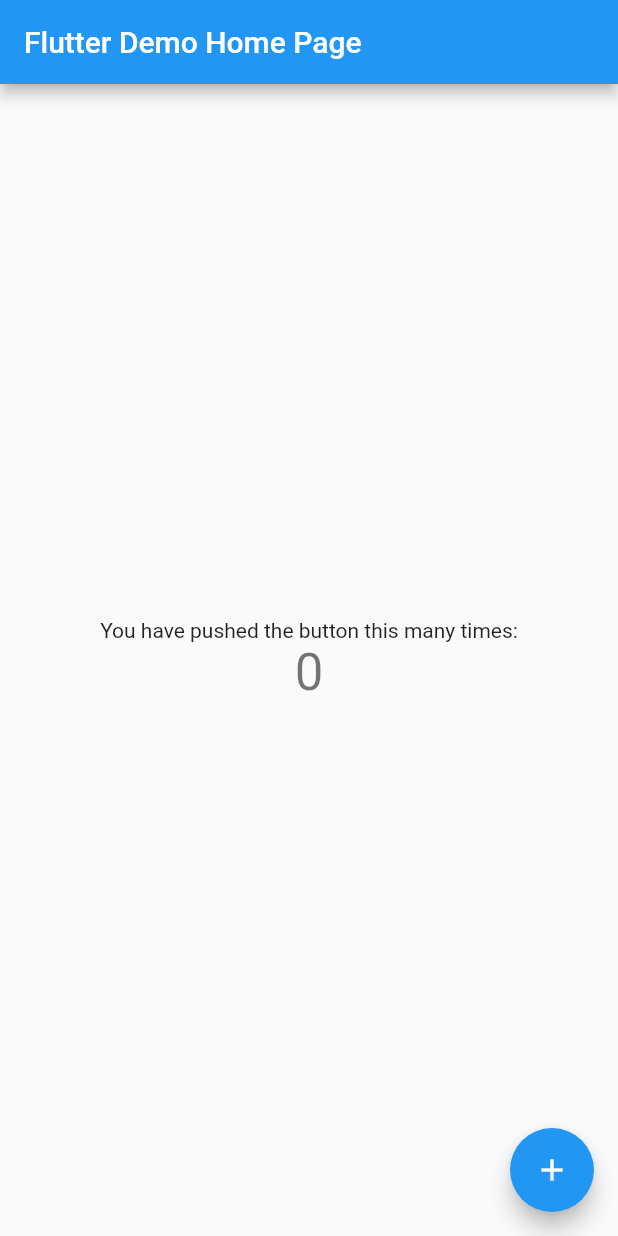
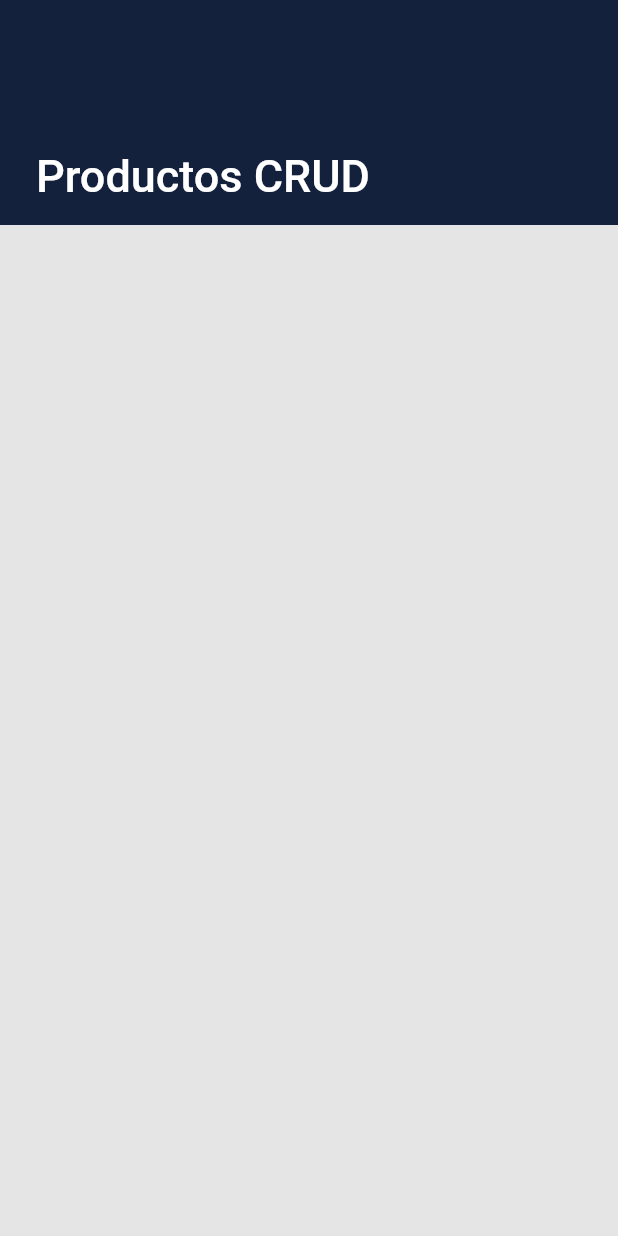
Before and after one commit to ENez7/Products_app, a Flutter app: the screen it shows after launch, on a phone screen of 412 x 824 dp. Run offline on Flutter 3.47's test engine with Material 2 defaults, Android fonts, the phone set to English and light mode, and no system bars.

Commit message:
Added routes, appbar and colors

```diff
--- /dev/null
+++ b/lib/constants/colors.dart
@@ -0,0 +1,5 @@
+import 'package:flutter/material.dart';
+
+class ConstColors {
+  static const Color appBar = Color(0xff14213D);
+}
--- a/lib/main.dart
+++ b/lib/main.dart
@@ -1,4 +1,6 @@
 import 'package:flutter/material.dart';
+
+import 'routes/routes.dart';
 
 void main() {
   runApp(const MyApp());
@@ -7,109 +9,12 @@ void main() {
 class MyApp extends StatelessWidget {
   const MyApp({Key? key}) : super(key: key);
 
-  // This widget is the root of your application.
   @override
   Widget build(BuildContext context) {
     return MaterialApp(
-      title: 'Flutter Demo',
-      theme: ThemeData(
-        // This is the theme of your application.
-        //
-        // Try running your application with "flutter run". You'll see the
-        // application has a blue toolbar. Then, without quitting the app, try
-        // changing the primarySwatch below to Colors.green and then invoke
-        // "hot reload" (press "r" in the console where you ran "flutter run",
-        // or simply save your changes to "hot reload" in a Flutter IDE).
-        // Notice that the counter didn't reset back to zero; the application
-        // is not restarted.
-        primarySwatch: Colors.blue,
-      ),
-      home: const MyHomePage(title: 'Flutter Demo Home Page'),
+      title: 'Productos',
+      initialRoute: '/',
+      routes: Rutas.paginas,
     );
   }
 }
-
-class MyHomePage extends StatefulWidget {
-  const MyHomePage({Key? key, required this.title}) : super(key: key);
-
-  // This widget is the home page of your application. It is stateful, meaning
-  // that it has a State object (defined below) that contains fields that affect
-  // how it looks.
-
-  // This class is the configuration for the state. It holds the values (in this
-  // case the title) provided by the parent (in this case the App widget) and
-  // used by the build method of the State. Fields in a Widget subclass are
-  // always marked "final".
-
-  final String title;
-
-  @override
-  State<MyHomePage> createState() => _MyHomePageState();
-}
-
-class _MyHomePageState extends State<MyHomePage> {
-  int _counter = 0;
-
-  void _incrementCounter() {
-    setState(() {
-      // This call to setState tells the Flutter framework that something has
-      // changed in this State, which causes it to rerun the build method below
-      // so that the display can reflect the updated values. If we changed
-      // _counter without calling setState(), then the build method would not be
-      // called again, and so nothing would appear to happen.
-      _counter++;
-    });
-  }
-
-  @override
-  Widget build(BuildContext context) {
-    // This method is rerun every time setState is called, for instance as done
-    // by the _incrementCounter method above.
-    //
-    // The Flutter framework has been optimized to make rerunning build methods
-    // fast, so that you can just rebuild anything that needs updating rather
-    // than having to individually change instances of widgets.
-    return Scaffold(
-      appBar: AppBar(
-        // Here we take the value from the MyHomePage object that was created by
-        // the App.build method, and use it to set our appbar title.
-        title: Text(widget.title),
-      ),
-      body: Center(
-        // Center is a layout widget. It takes a single child and positions it
-        // in the middle of the parent.
-        child: Column(
-          // Column is also a layout widget. It takes a list of children and
-          // arranges them vertically. By default, it sizes itself to fit its
-          // children horizontally, and tries to be as tall as its parent.
-          //
-          // Invoke "debug painting" (press "p" in the console, choose the
-          // "Toggle Debug Paint" action from the Flutter Inspector in Android
-          // Studio, or the "Toggle Debug Paint" command in Visual Studio Code)
-          // to see the wireframe for each widget.
-          //
-          // Column has various properties to control how it sizes itself and
-          // how it positions its children. Here we use mainAxisAlignment to
-          // center the children vertically; the main axis here is the vertical
-          // axis because Columns are vertical (the cross axis would be
-          // horizontal).
-          mainAxisAlignment: MainAxisAlignment.center,
-          children: <Widget>[
-            const Text(
-              'You have pushed the button this many times:',
-            ),
-            Text(
-              '$_counter',
-              style: Theme.of(context).textTheme.headline4,
-            ),
-          ],
-        ),
-      ),
-      floatingActionButton: FloatingActionButton(
-        onPressed: _incrementCounter,
-        tooltip: 'Increment',
-        child: const Icon(Icons.add),
-      ), // This trailing comma makes auto-formatting nicer for build methods.
-    );
-  }
-}
--- /dev/null
+++ b/lib/pages/home.dart
@@ -0,0 +1,31 @@
+import 'package:ecommerce_platform/widgets/sliverappbar.dart';
+import 'package:flutter/material.dart';
+
+class HomePage extends StatefulWidget {
+  HomePage({Key? key}) : super(key: key);
+
+  @override
+  State<HomePage> createState() => _HomePageState();
+}
+
+class _HomePageState extends State<HomePage> {
+  @override
+  Widget build(BuildContext context) {
+    return CustomScrollView(
+      slivers: [
+        const SliverCustomAppBar(title: 'Productos CRUD'),
+        SliverList(
+          delegate: SliverChildBuilderDelegate(
+            (context, index) {
+              return Container(
+                color: const Color(0xFFE5E5E5),
+                height: MediaQuery.of(context).size.height,
+              );
+            },
+            childCount: 1,
+          ),
+        ),
+      ],
+    );
+  }
+}
--- /dev/null
+++ b/lib/routes/routes.dart
@@ -0,0 +1,8 @@
+import 'package:flutter/material.dart';
+import 'package:ecommerce_platform/pages/home.dart';
+
+class Rutas {
+  static final paginas = <String, WidgetBuilder>{
+    '/': (BuildContext context) => HomePage(),
+  };
+}
--- a/pubspec.yaml
+++ b/pubspec.yaml
@@ -34,6 +34,7 @@ dependencies:
   # The following adds the Cupertino Icons font to your application.
   # Use with the CupertinoIcons class for iOS style icons.
   cupertino_icons: ^1.0.2
+  image_picker: ^0.8.4+10
 
 dev_dependencies:
   flutter_test:
```
Also changed, not shown: lib/widgets/sliverappbar.dart (added, +34 -0 lines), pubspec.lock.
